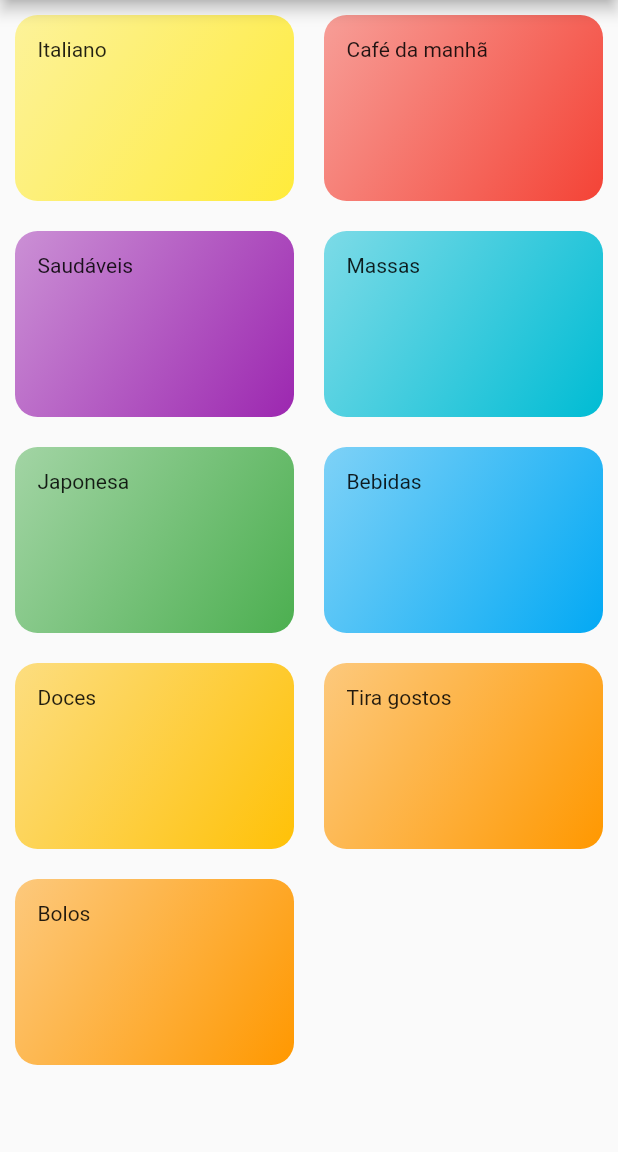
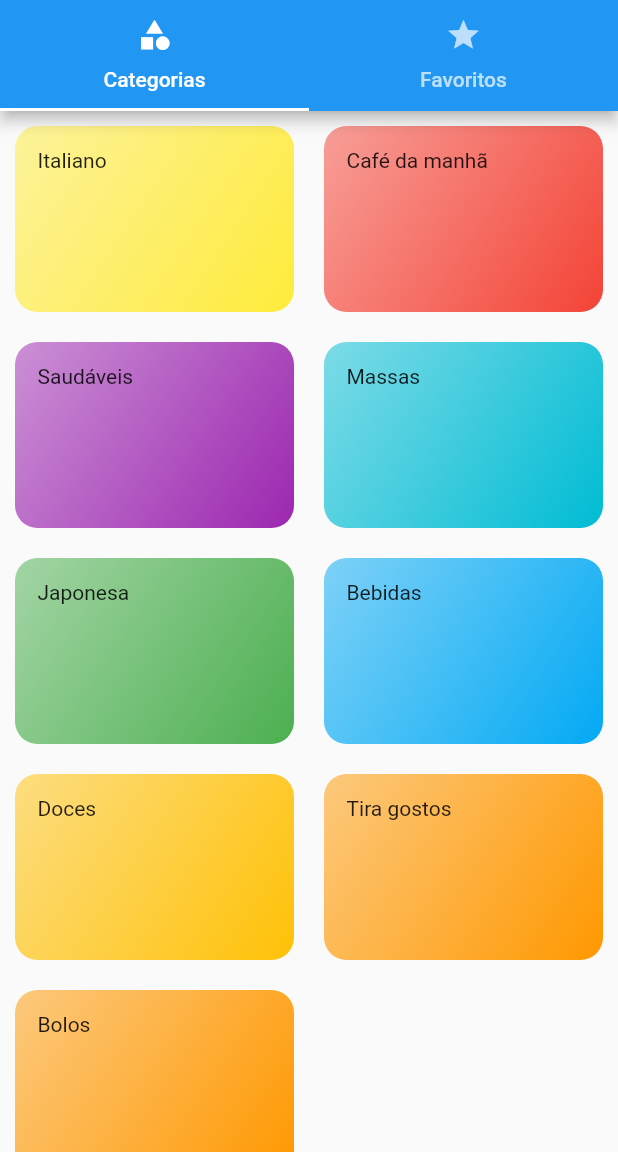
Before and after one commit to juniorsafera/VamosCozinharApp-praticandoNavegacoes, a Flutter app: the screen it shows after launch, on a phone screen of 412 x 824 dp, the part 84-1236 px from its top. Run offline on Flutter 3.47's test engine with Material 2 defaults, Android fonts, the phone set to English and light mode, and no system bars.

```diff
--- a/vamos_cozinhar_app_praticando_navegacoes/lib/main.dart
+++ b/vamos_cozinhar_app_praticando_navegacoes/lib/main.dart
@@ -1,7 +1,7 @@
 import 'package:flutter/material.dart';
 import 'package:vamos_cozinhar_app_praticando_navegacoes/screens/categoria_alimentos.dart';
 import 'package:vamos_cozinhar_app_praticando_navegacoes/screens/detalhe_alimentos.dart';
-import 'package:vamos_cozinhar_app_praticando_navegacoes/views/telaprincipal.dart';
+import 'package:vamos_cozinhar_app_praticando_navegacoes/screens/tabs.dart';
 import 'utils/rotas.dart';
 
 void main() {
@@ -9,7 +9,7 @@ void main() {
     debugShowCheckedModeBanner: false,
     routes: {
       // ignore: prefer_const_constructors
-      Rotas.home: (context) => TelaPrincipal(),
+      Rotas.home: (context) => Tabs(),
       // ignore: prefer_const_constructors
       Rotas.categoriaAlimentos: (context) => CategoriaAlimentos(),
       // ignore: prefer_const_constructors
--- a/vamos_cozinhar_app_praticando_navegacoes/lib/screens/tabs.dart
+++ b/vamos_cozinhar_app_praticando_navegacoes/lib/screens/tabs.dart
@@ -32,8 +32,8 @@ class _TabsState extends State<Tabs> {
         ),
         body: const TabBarView(
           children: [
-            // ListaCategorias(),
-            // Favoritos(),
+              ListaCategorias(),
+              Favoritos(),
           ],
         ),
       ),
```
